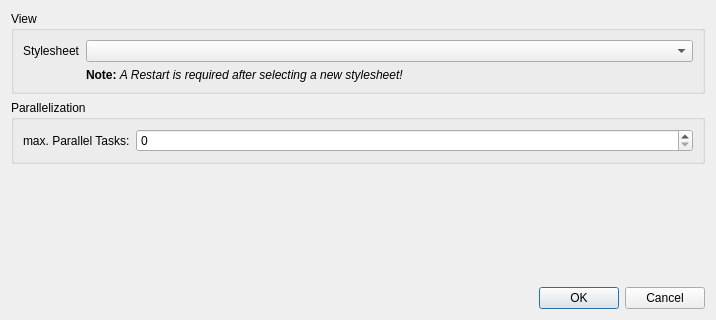
Above: source/optionsdialog.ui from jkriege2/SlitScanGenerator before the change. Below: the same form after it.
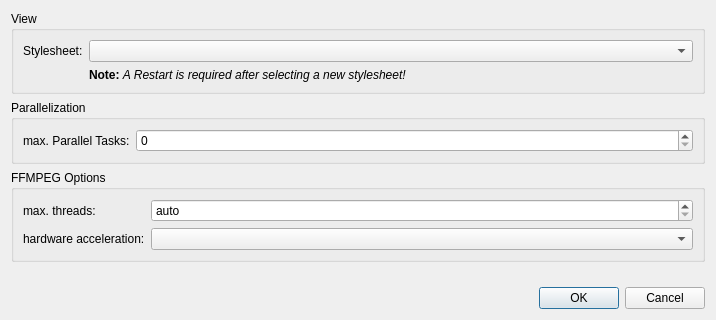
That is the form after the change.

Commit message: rework FFMPEG code: fix memory leaks, improve reading speed (allow for hardware acceleration)

What changed in the file:
```diff
--- a/source/optionsdialog.ui
+++ b/source/optionsdialog.ui
@@ -23,7 +23,7 @@
       <item row="0" column="0">
        <widget class="QLabel" name="label_2">
         <property name="text">
-         <string>Stylesheet</string>
+         <string>Stylesheet:</string>
         </property>
        </widget>
       </item>
@@ -66,6 +66,39 @@
      </layout>
     </widget>
    </item>
+   <item>
+    <widget class="QGroupBox" name="groupBox_3">
+     <property name="title">
+      <string>FFMPEG Options</string>
+     </property>
+     <layout class="QFormLayout" name="formLayout_3">
+      <item row="0" column="0">
+       <widget class="QLabel" name="label_5">
+        <property name="text">
+         <string>max. threads:</string>
+        </property>
+       </widget>
+      </item>
+      <item row="0" column="1">
+       <widget class="QSpinBox" name="spinFFMPEGThreads">
+        <property name="specialValueText">
+         <string>auto</string>
+        </property>
+       </widget>
+      </item>
+      <item row="1" column="0">
+       <widget class="QLabel" name="label_6">
+        <property name="text">
+         <string>hardware acceleration:</string>
+        </property>
+       </widget>
+      </item>
+      <item row="1" column="1">
+       <widget class="QComboBox" name="cmbFFMPEGHWAccell"/>
+      </item>
+     </layout>
+    </widget>
+   </item>
    <item>
     <spacer name="verticalSpacer">
      <property name="orientation">
```
Left out of the diff: 6 changed lines with no effect on the pictures. The commit also changes 11 other files.
